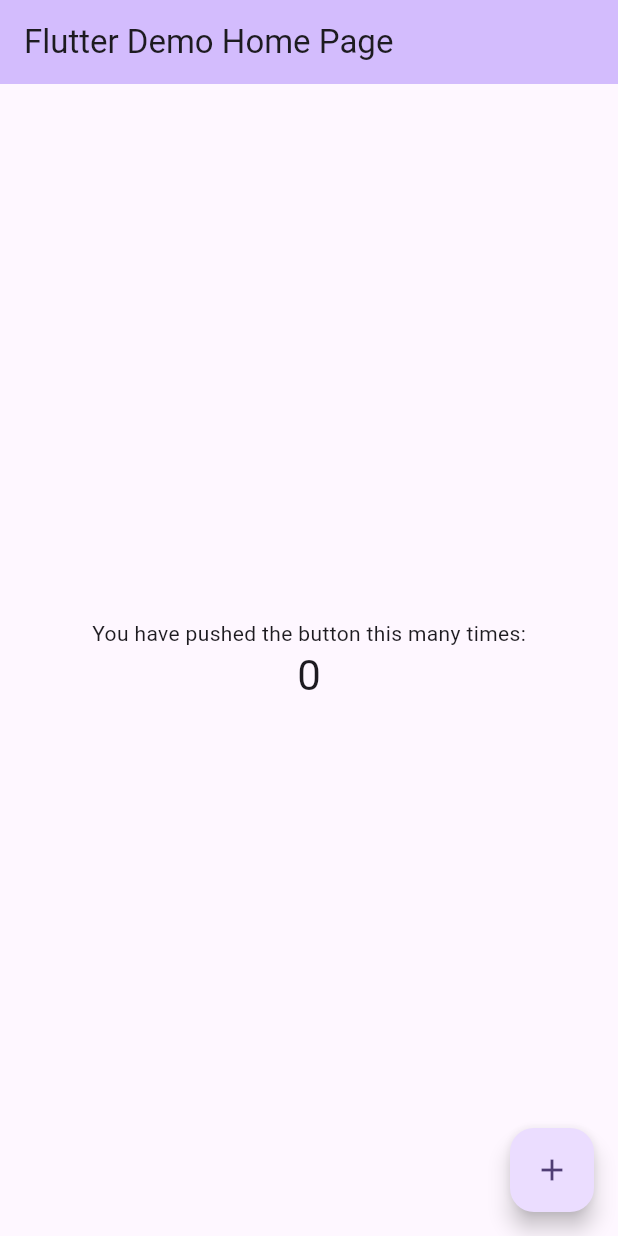
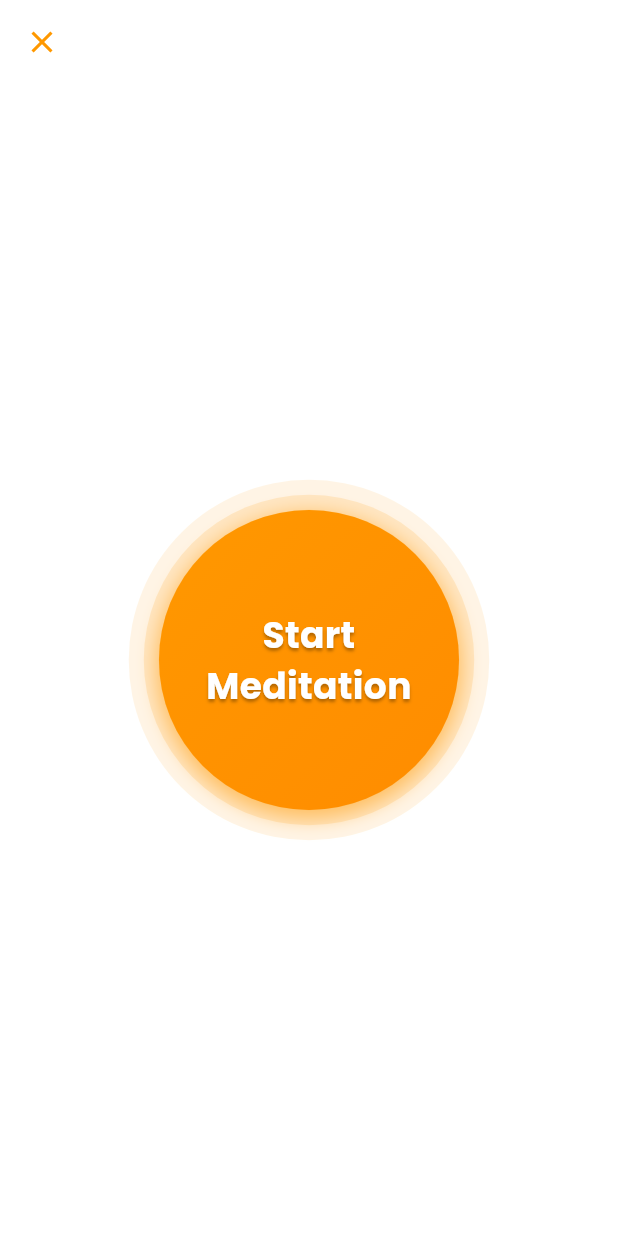
Before and after one commit to fahmisdk6/simple_meditation, a Flutter app: the screen it shows after launch, on a phone screen of 412 x 824 dp. Run offline on Flutter 3.47's test engine with Material 3 defaults, Android fonts, the phone set to English and light mode, and no system bars; our stand-ins replace google_fonts.

Commit message:
Add orange radiating animation

```diff
--- /dev/null
+++ b/lib/home_screen.dart
@@ -0,0 +1,186 @@
+import 'package:flutter/material.dart';
+
+class HomeScreen extends StatefulWidget {
+  const HomeScreen({super.key});
+
+  @override
+  State<HomeScreen> createState() => _HomeScreenState();
+}
+
+class _HomeScreenState extends State<HomeScreen>
+    with SingleTickerProviderStateMixin {
+  late AnimationController _animationController;
+  late Animation<double> _scaleAnimation;
+
+  @override
+  void initState() {
+    super.initState();
+    _animationController = AnimationController(
+      vsync: this,
+      duration: const Duration(
+        seconds: 4,
+      ), // Longer duration for smoother effect
+    )..repeat(reverse: true); // This makes it go back and forth
+
+    _scaleAnimation = Tween<double>(begin: 1.0, end: 1.3).animate(
+      CurvedAnimation(
+        parent: _animationController,
+        curve: Curves.easeInOut, // Smoother transition both ways
+      ),
+    );
+  }
+
+  @override
+  void dispose() {
+    _animationController.dispose();
+    super.dispose();
+  }
+
+  @override
+  Widget build(BuildContext context) {
+    return Scaffold(
+      backgroundColor: Colors.white, // Clean background
+      appBar: AppBar(
+        backgroundColor: Colors.transparent, // Transparent app bar
+        elevation: 0,
+        leading: Padding(
+          padding: const EdgeInsets.all(8.0),
+          child: IconButton(
+            icon: const Icon(
+              Icons.close,
+              color: Colors.orange, // Matches the meditation button
+              size: 24, // Slightly smaller
+            ),
+            onPressed: () {
+              Navigator.of(context).pop();
+            },
+          ),
+        ),
+      ),
+      body: Center(
+        child: Stack(
+          alignment: Alignment.center,
+          children: [
+            // Animated circles - outermost to innermost
+            AnimatedBuilder(
+              animation: _animationController,
+              builder: (context, child) {
+                return Transform.scale(
+                  scale: _scaleAnimation.value * 1.2,
+                  child: Container(
+                    width: 200,
+                    height: 200,
+                    decoration: BoxDecoration(
+                      color: Colors.orange.withOpacity(0.1),
+                      shape: BoxShape.circle,
+                    ),
+                  ),
+                );
+              },
+            ),
+            AnimatedBuilder(
+              animation: _animationController,
+              builder: (context, child) {
+                return Transform.scale(
+                  scale: _scaleAnimation.value * 1.1,
+                  child: Container(
+                    width: 200,
+                    height: 200,
+                    decoration: BoxDecoration(
+                      color: Colors.orange.withOpacity(0.15),
+                      shape: BoxShape.circle,
+                    ),
+                  ),
+                );
+              },
+            ),
+            AnimatedBuilder(
+              animation: _animationController,
+              builder: (context, child) {
+                return Transform.scale(
+                  scale: _scaleAnimation.value,
+                  child: Container(
+                    width: 200,
+                    height: 200,
+                    decoration: BoxDecoration(
+                      color: Colors.orange.withOpacity(0.2),
+                      shape: BoxShape.circle,
+                    ),
+                  ),
+                );
+              },
+            ),
+            AnimatedBuilder(
+              animation: _animationController,
+              builder: (context, child) {
+                return Transform.scale(
+                  scale: _scaleAnimation.value * 0.85,
+                  child: Container(
+                    width: 200,
+                    height: 200,
+                    decoration: BoxDecoration(
+                      color: Colors.orange.withOpacity(0.3),
+                      shape: BoxShape.circle,
+                    ),
+                  ),
+                );
+              },
+            ),
+            // Main static button
+            Container(
+              width: 200,
+              height: 200,
+              decoration: BoxDecoration(
+                color: Colors.orange,
+                shape: BoxShape.circle,
+                boxShadow: [
+                  BoxShadow(
+                    color: Colors.orange.withOpacity(0.5),
+                    spreadRadius: 2,
+                    blurRadius: 10,
+                    offset: const Offset(0, 4),
+                  ),
+                ],
+                gradient: const LinearGradient(
+                  begin: Alignment.topLeft,
+                  end: Alignment.bottomRight,
+                  colors: [Colors.orange, Color(0xFFFF8C00)],
+                ),
+              ),
+              child: Material(
+                color: Colors.transparent,
+                child: InkWell(
+                  onTap: () {
+                    print('tapped');
+                  },
+                  borderRadius: BorderRadius.circular(100),
+                  child: Center(
+                    child: Padding(
+                      padding: const EdgeInsets.all(20.0),
+                      child: Text(
+                        'Start Meditation',
+                        textAlign: TextAlign.center,
+                        style: TextStyle(
+                          color: Colors.white,
+                          fontSize: 24,
+                          fontWeight: FontWeight.bold,
+                          shadows: [
+                            Shadow(
+                              blurRadius: 2.0,
+                              color: Colors.black.withOpacity(0.3),
+                              offset: const Offset(0, 2),
+                            ),
+                          ],
+                        ),
+                      ),
+                    ),
+                  ),
+                ),
+              ),
+            ),
+          ],
+        ),
+      ),
+    );
+  }
+}
--- a/lib/main.dart
+++ b/lib/main.dart
@@ -1,4 +1,6 @@
 import 'package:flutter/material.dart';
+import 'package:simple_meditation/home_screen.dart';
+import 'package:google_fonts/google_fonts.dart';
 
 void main() {
   runApp(const MyApp());
@@ -11,112 +13,13 @@ class MyApp extends StatelessWidget {
   @override
   Widget build(BuildContext context) {
     return MaterialApp(
-      title: 'Flutter Demo',
+      title: 'Simple Meditation',
       theme: ThemeData(
-        // This is the theme of your application.
-        //
-        // TRY THIS: Try running your application with "flutter run". You'll see
-        // the application has a purple toolbar. Then, without quitting the app,
-        // try changing the seedColor in the colorScheme below to Colors.green
-        // and then invoke "hot reload" (save your changes or press the "hot
-        // reload" button in a Flutter-supported IDE, or press "r" if you used
-        // the command line to start the app).
-        //
-        // Notice that the counter didn't reset back to zero; the application
-        // state is not lost during the reload. To reset the state, use hot
-        // restart instead.
-        //
-        // This works for code too, not just values: Most code changes can be
-        // tested with just a hot reload.
-        colorScheme: ColorScheme.fromSeed(seedColor: Colors.deepPurple),
+        textTheme: GoogleFonts.poppinsTextTheme(),
+        colorScheme: ColorScheme.fromSeed(seedColor: Colors.orange),
+        scaffoldBackgroundColor: const Color(0xFFF5F5F7),
       ),
-      home: const MyHomePage(title: 'Flutter Demo Home Page'),
+      home: const HomeScreen(),
     );
   }
 }
-
-class MyHomePage extends StatefulWidget {
-  const MyHomePage({super.key, required this.title});
-
-  // This widget is the home page of your application. It is stateful, meaning
-  // that it has a State object (defined below) that contains fields that affect
-  // how it looks.
-
-  // This class is the configuration for the state. It holds the values (in this
-  // case the title) provided by the parent (in this case the App widget) and
-  // used by the build method of the State. Fields in a Widget subclass are
-  // always marked "final".
-
-  final String title;
-
-  @override
-  State<MyHomePage> createState() => _MyHomePageState();
-}
-
-class _MyHomePageState extends State<MyHomePage> {
-  int _counter = 0;
-
-  void _incrementCounter() {
-    setState(() {
-      // This call to setState tells the Flutter framework that something has
-      // changed in this State, which causes it to rerun the build method below
-      // so that the display can reflect the updated values. If we changed
-      // _counter without calling setState(), then the build method would not be
-      // called again, and so nothing would appear to happen.
-      _counter++;
-    });
-  }
-
-  @override
-  Widget build(BuildContext context) {
-    // This method is rerun every time setState is called, for instance as done
-    // by the _incrementCounter method above.
-    //
-    // The Flutter framework has been optimized to make rerunning build methods
-    // fast, so that you can just rebuild anything that needs updating rather
-    // than having to individually change instances of widgets.
-    return Scaffold(
-      appBar: AppBar(
-        // TRY THIS: Try changing the color here to a specific color (to
-        // Colors.amber, perhaps?) and trigger a hot reload to see the AppBar
-        // change color while the other colors stay the same.
-        backgroundColor: Theme.of(context).colorScheme.inversePrimary,
-        // Here we take the value from the MyHomePage object that was created by
-        // the App.build method, and use it to set our appbar title.
-        title: Text(widget.title),
-      ),
-      body: Center(
-        // Center is a layout widget. It takes a single child and positions it
-        // in the middle of the parent.
-        child: Column(
-          // Column is also a layout widget. It takes a list of children and
-          // arranges them vertically. By default, it sizes itself to fit its
-          // children horizontally, and tries to be as tall as its parent.
-          //
-          // Column has various properties to control how it sizes itself and
-          // how it positions its children. Here we use mainAxisAlignment to
-          // center the children vertically; the main axis here is the vertical
-          // axis because Columns are vertical (the cross axis would be
-          // horizontal).
-          //
-          // TRY THIS: Invoke "debug painting" (choose the "Toggle Debug Paint"
-          // action in the IDE, or press "p" in the console), to see the
-          // wireframe for each widget.
-          mainAxisAlignment: MainAxisAlignment.center,
-          children: <Widget>[
-            const Text('You have pushed the button this many times:'),
-            Text(
-              '$_counter',
-              style: Theme.of(context).textTheme.headlineMedium,
-            ),
-          ],
-        ),
-      ),
-      floatingActionButton: FloatingActionButton(
-        onPressed: _incrementCounter,
-        tooltip: 'Increment',
-        child: const Icon(Icons.add),
-      ), // This trailing comma makes auto-formatting nicer for build methods.
-    );
-  }
-}
--- a/pubspec.yaml
+++ b/pubspec.yaml
@@ -34,6 +34,7 @@ dependencies:
   # The following adds the Cupertino Icons font to your application.
   # Use with the CupertinoIcons class for iOS style icons.
   cupertino_icons: ^1.0.8
+  google_fonts: ^6.1.0
 
 dev_dependencies:
   flutter_test:
```
Also changed, not shown: pubspec.lock, 1 other file.
